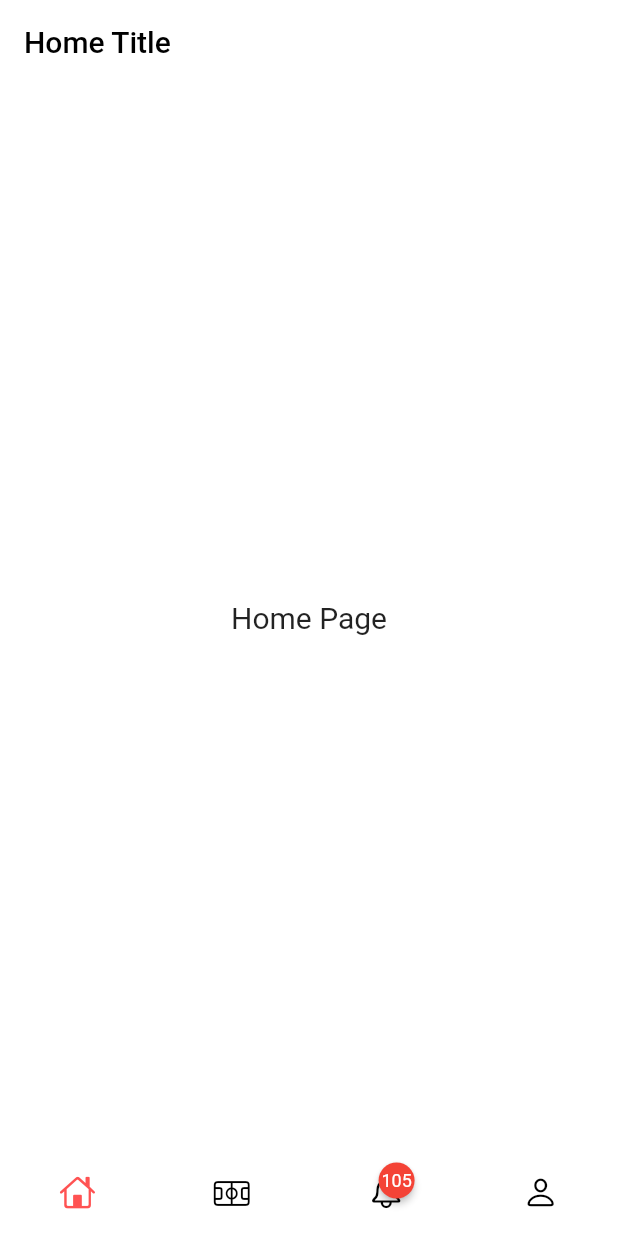
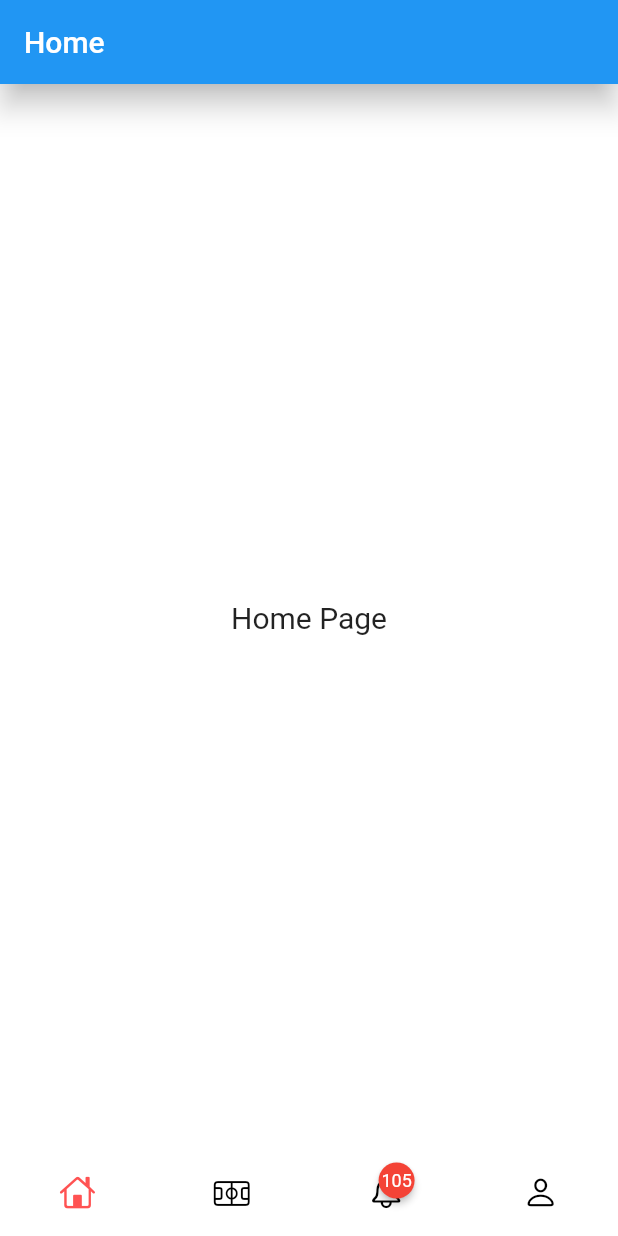
Before and after one commit to alannurabdann/flutter_bottom_nav, a Flutter app: the screen it shows after launch, on a phone screen of 412 x 824 dp. Run offline on Flutter 3.47's test engine with Material 2 defaults, Android fonts, the phone set to English and light mode, and no system bars; drawn by our look-alikes of badges; our stand-ins replace get, logger.

Commit message:
tambah appbar

```diff
--- a/lib/pages/alerts/alerts_controller.dart
+++ b/lib/pages/alerts/alerts_controller.dart
@@ -30,9 +30,9 @@ class AlertsController extends GetxController {
      */
     this.listData.add(new products("0000001", "Rp3.500", "0", "Rp3.500", true));
     this.listData.add(
-        new products("0000002", "Rp1700.500", "Rp16.500", "Rp3.300", false));
+        new products("0000002", "Rp17.500", "Rp16.500", "Rp3.300", false));
     this.listData.add(
-        new products("0000000", "Rp4200.000", "Rp39.600", "Rp3.300", false));
+        new products("0000000", "Rp42.000", "Rp39.600", "Rp3.300", false));
 
     update();
   }
--- a/lib/pages/dashboard/dashboard_page.dart
+++ b/lib/pages/dashboard/dashboard_page.dart
@@ -15,6 +15,7 @@ class DashboardPage extends StatelessWidget {
     return GetBuilder<DashboardController>(
       builder: (controller) {
         return Scaffold(
+          appBar: AppBar(title: Text(controller.title), elevation: 8,),
           body: SafeArea(
             child: IndexedStack(
               index: controller.tabIndex,
@@ -48,11 +49,16 @@ class DashboardPage extends StatelessWidget {
               BottomNavigationBarItem(
                 label: 'Alerts',
                 icon: Badge(
-                    shape: BadgeShape.circle,
-                    position: BadgePosition.topEnd(),
-                    borderRadius: BorderRadius.circular(100),
-                    child: Icon(CupertinoIcons.bell),
-                    badgeContent: Text("105", style: TextStyle(color: Colors.white, fontSize:12,)),),
+                  shape: BadgeShape.circle,
+                  position: BadgePosition.topEnd(),
+                  borderRadius: BorderRadius.circular(100),
+                  child: Icon(CupertinoIcons.bell),
+                  badgeContent: Text("105",
+                      style: TextStyle(
+                        color: Colors.white,
+                        fontSize: 12,
+                      )),
+                ),
               ),
               _bottomNavigationBarItem(
                 icon: CupertinoIcons.person,
--- a/lib/pages/home/home_page.dart
+++ b/lib/pages/home/home_page.dart
@@ -7,14 +7,6 @@ class HomePage extends GetView<HomeController> {
   @override
   Widget build(BuildContext context) {
     return Scaffold(
-      appBar: AppBar(
-        title: Text(
-          controller.title,
-          style: TextStyle(color: Colors.black),
-        ),
-        elevation: 0,
-        backgroundColor: Colors.white,
-      ),
       body: Container(
         child: Center(
           child: Text(
```
Also changed, not shown: lib/pages/dashboard/dashboard_controller.dart (+17 -0 lines).
